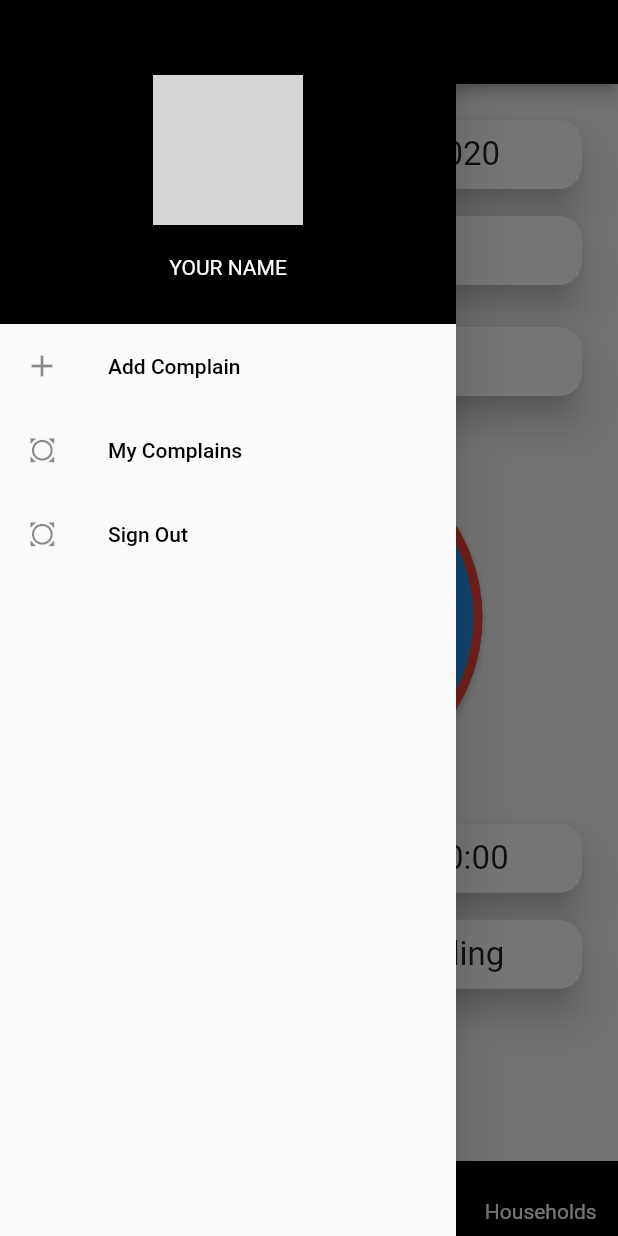
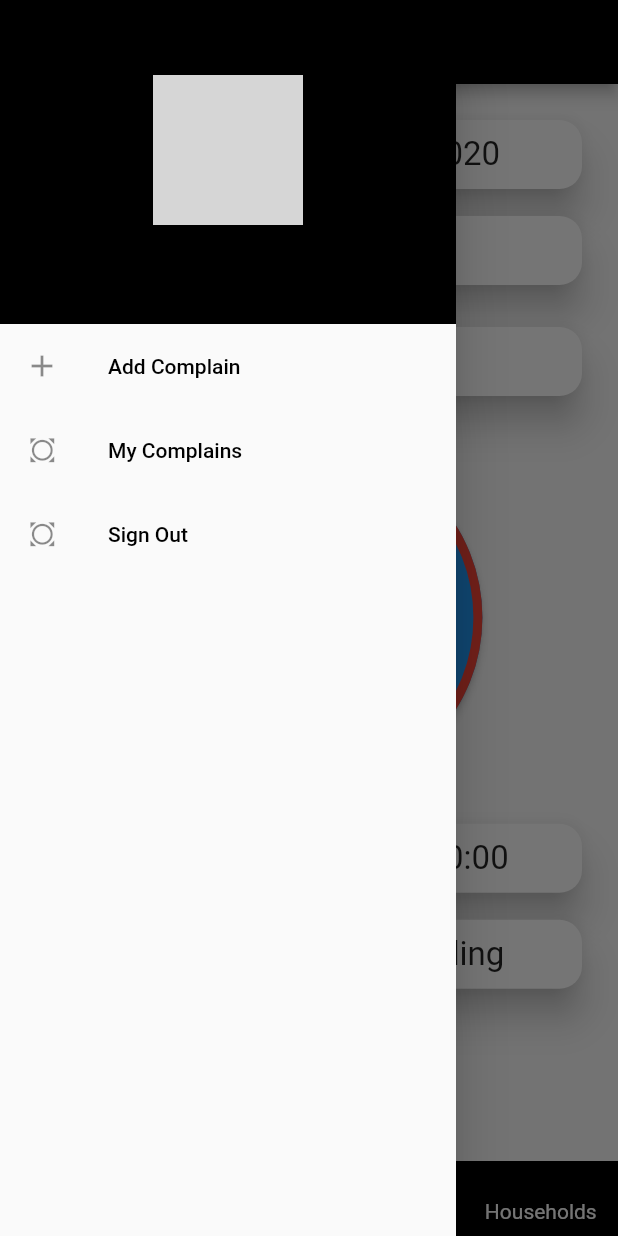
Before and after one commit to YassaFareed/society-management-system, a Flutter app: the homeScreen screen opened directly, with the side drawer open, on a phone screen of 412 x 824 dp. Run offline on Flutter 3.47's test engine with Material 2 defaults, Android fonts, the phone set to English and light mode, and no system bars; drawn by our look-alikes of curved_navigation_bar; our stand-ins replace auto_size_text, carousel_slider, fl_chart, fluttertoast, image_cropper, image_picker and 3 more; accounts and stored records are empty; network calls fail; grey boxes are pictures that could not be loaded.

Commit message:
Update maindrawer.dart

```diff
--- a/lib/Drawer/maindrawer.dart
+++ b/lib/Drawer/maindrawer.dart
@@ -2,6 +2,7 @@ import 'package:flutter/material.dart';
 import 'package:societyworker/Detail_screens/update_Details.dart';
 import 'package:societyworker/Drawer/my_complain.dart';
 import 'package:societyworker/Drawer/addcomplain.dart';
+import 'package:societyworker/constants/global_variables.dart';
 import 'package:flutter/material.dart';
 import 'package:toast/toast.dart';
 
@@ -39,7 +40,7 @@ class Main_Drawer extends StatelessWidget {
                     ),
                   ),
 
-                  Text("YOUR NAME" ,style: TextStyle(color: Colors.white),)
+                  Text(user.name,style: TextStyle(color: Colors.white),)
                 ],
               ),
             ),
```
